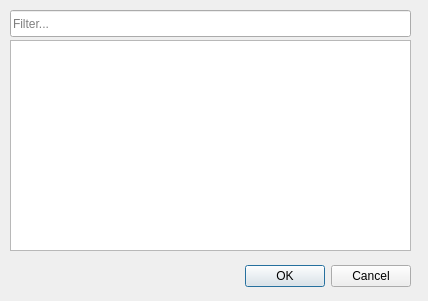
Above: src/ui/frmsearchlanguage.ui from notepadqq/notepadqq before the change. Below: the same form after it.
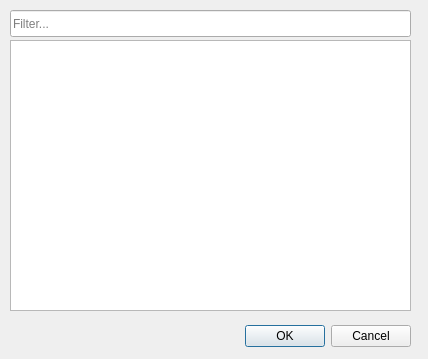
That is the form after the change.

Commit message: Search/replace window

The edit to the form file:
```diff
--- a/src/ui/frmsearchlanguage.ui
+++ b/src/ui/frmsearchlanguage.ui
@@ -10,7 +10,7 @@
     <x>0</x>
     <y>0</y>
     <width>428</width>
-    <height>301</height>
+    <height>359</height>
    </rect>
   </property>
   <property name="windowTitle">
@@ -23,7 +23,7 @@
    <property name="geometry">
     <rect>
      <x>70</x>
-     <y>260</y>
+     <y>320</y>
      <width>341</width>
      <height>32</height>
     </rect>
@@ -57,7 +57,7 @@
      <x>10</x>
      <y>40</y>
      <width>401</width>
-     <height>211</height>
+     <height>271</height>
     </rect>
    </property>
    <property name="selectionMode">
```
The commit also changes 7 other files.
